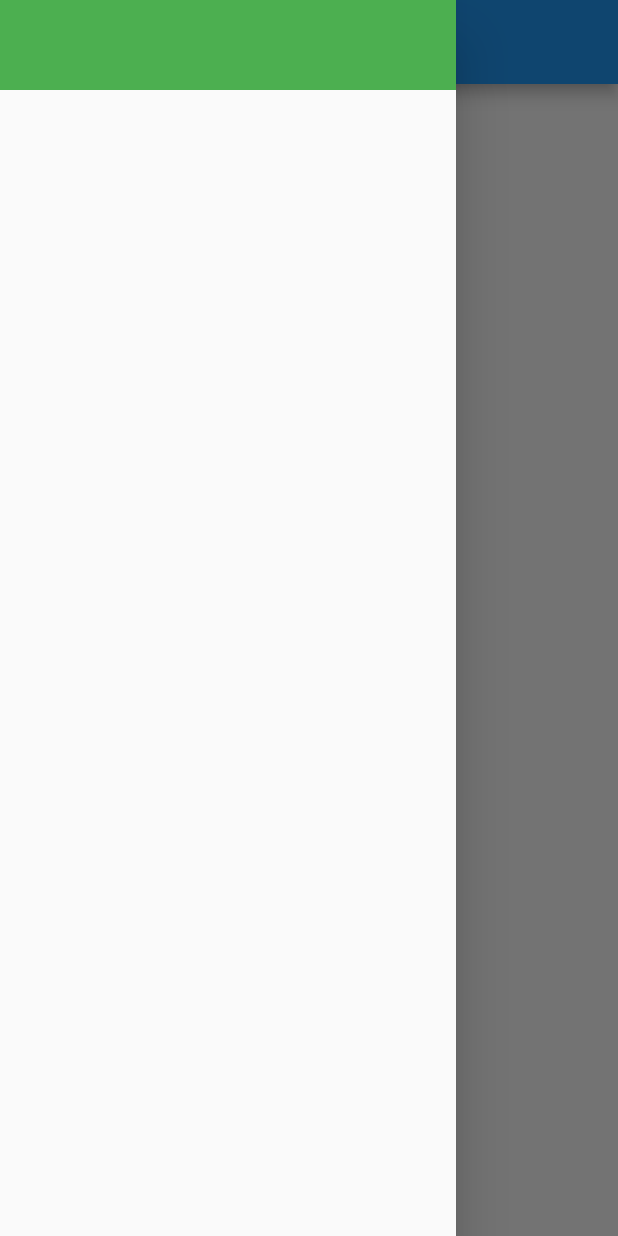
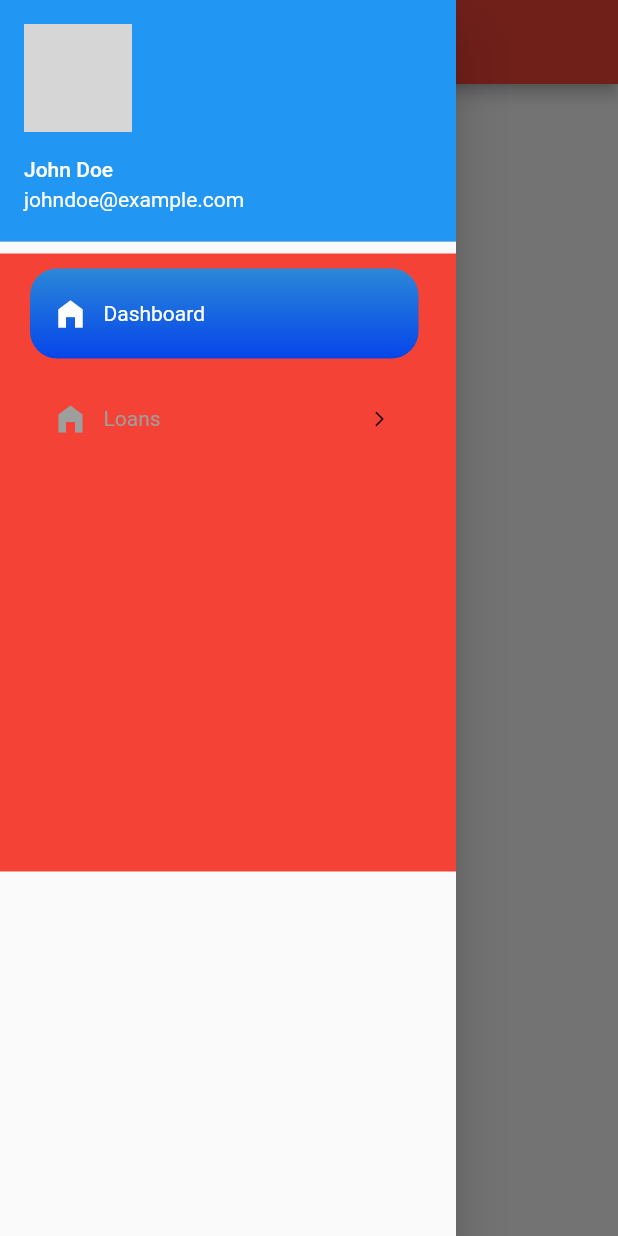
Before and after one commit to TonyoGodson/PixApp, a Flutter app: the ScreenFour screen opened by its route, with the side drawer open, on a phone screen of 412 x 824 dp. Run offline on Flutter 3.47's test engine with Material 2 defaults, Android fonts, the phone set to English and light mode, and no system bars; our stand-ins replace shared_preferences; accounts and stored records are empty; network calls fail; grey boxes are pictures that could not be loaded.

Commit message:
user account drawer header implemented in the drawer

```diff
--- a/lib/screens/screen_four.dart
+++ b/lib/screens/screen_four.dart
@@ -17,6 +17,7 @@ class _ScreenFourState extends State<ScreenFour> {
       drawer: NavDrawer(),
       appBar: AppBar(
         leading: Icon(Icons.arrow_back),
+        backgroundColor: Colors.red,
         title: const Text("Screen Four"),),
         body:const Center(child: Text("Screen Four")));
   }
--- a/lib/widgets/nav_drawer.dart
+++ b/lib/widgets/nav_drawer.dart
@@ -12,11 +12,76 @@ class _NavDrawerState extends State<NavDrawer> {
   Widget build(BuildContext context) {
     return Drawer(
       child: ListView(children: [
+        const UserAccountsDrawerHeader(
+          accountName: Text('John Doe'), // User's name
+          accountEmail: Text('johndoe@example.com'), // User's email
+          currentAccountPicture: CircleAvatar(
+            backgroundImage: NetworkImage('assets/avatar.png'), // User's avatar
+          ),
+          decoration: BoxDecoration(
+            color: Colors.blue, // Header background color
+          ),
+        ),
+        // Container(
+        //   width: 150.0,
+        //   height: 60.0,
+        //   color: Colors.green,
+        // ),
         Container(
-          width: 150.0,
-          height: 60.0,
-          color: Colors.green,
-        )
+          color: Colors.red,
+          padding: const EdgeInsets.fromLTRB(20, 0, 10, 0),
+          width: MediaQuery.of(context).size.width,
+          height: MediaQuery.of(context).size.width,
+          child: ListView(children: [
+            GestureDetector(
+              onTap: (){
+                Navigator.pop(context);
+              },
+              child: Container(
+                width: MediaQuery.of(context).size.width,
+                height: 60.0,
+                margin: const EdgeInsets.only(top: 10, right: 15.0),
+                padding: const EdgeInsets.only(left: 15, right: 15),
+                decoration: BoxDecoration(
+                    borderRadius: BorderRadius.circular(18),
+                    gradient: const LinearGradient(
+                      colors: [Color(0xFF2B88D8), Color(0xFF0545EA)],
+                      begin: Alignment.topCenter,
+                      end: Alignment.bottomCenter,
+                    )
+                ),
+                child:  const Row(
+                  children: [
+                    Icon(Icons.home_filled, color: Colors.white,),
+                    SizedBox(width: 10),
+                    Text('Dashboard', style: TextStyle(color: Colors.white),)
+                  ],),
+              ),
+            ),
+            GestureDetector(
+              onTap: (){
+                Navigator.pop(context);
+              },
+              child: Container(
+                width: MediaQuery.of(context).size.width,
+                height: 60.0,
+                margin: const EdgeInsets.only(top: 10, right: 15.0),
+                padding: const EdgeInsets.only(left: 15, right: 20),
+                decoration: BoxDecoration(
+                    borderRadius: BorderRadius.circular(18),
+                    color: Colors.transparent
+                ),
+                child:  const Row(children: [
+                  Icon(Icons.home_filled, color: Colors.grey,),
+                  SizedBox(width: 10),
+                  Expanded(child: Text('Loans', style: TextStyle(color: Colors.grey),)),
+                  Icon(Icons.arrow_forward_ios, size: 12.0,)
+                ],),
+              ),
+            ),
+            const SizedBox(height: 15),
+          ],),
+        ),
       ],),
     );
   }
```
